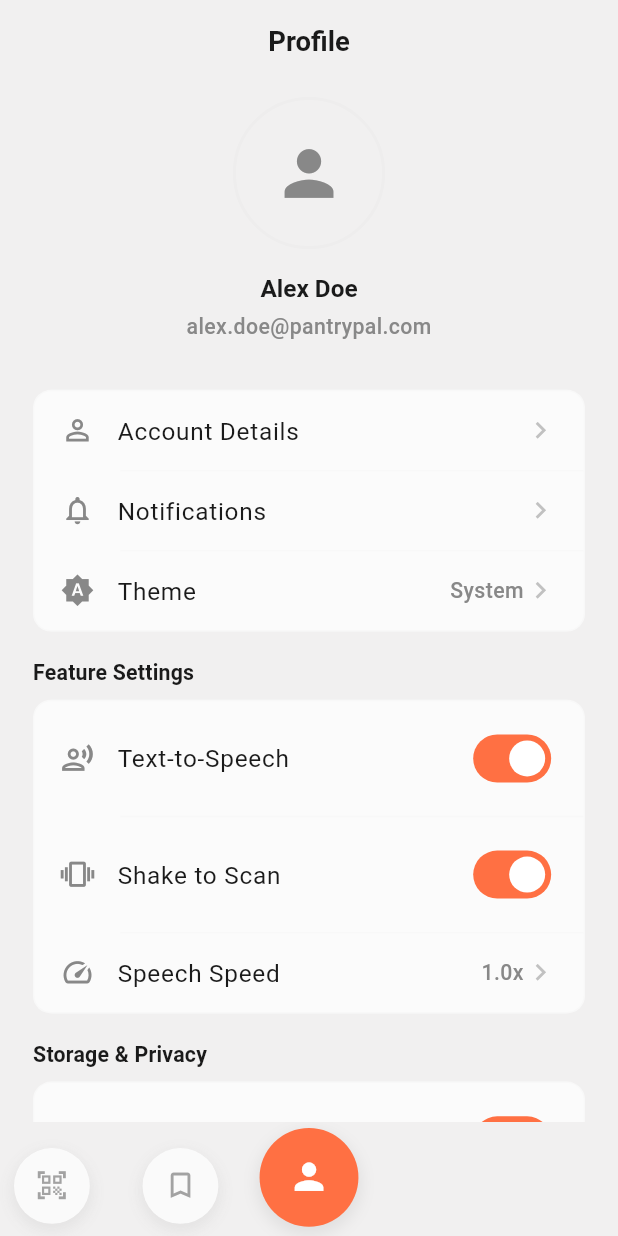
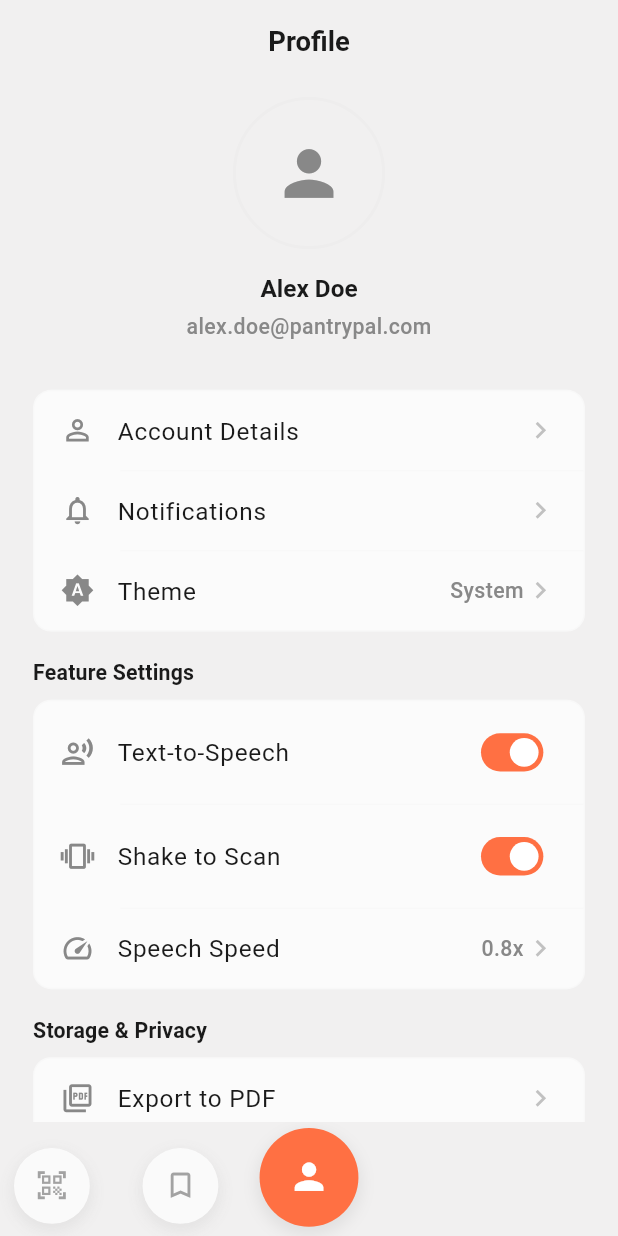
Before and after one commit to dharmtejaa/Flutter_AI_Ruchi_Generator_App, a Flutter app: the MainShellScreen screen opened by its route, swiped to page 4, on a phone screen of 412 x 824 dp. Run offline on Flutter 3.47's test engine with Material 3 defaults, Android fonts, the light colour scheme and no system bars; our stand-ins replace cached_network_image, flutter_cache_manager, flutter_screenutil, flutter_tts, go_router, image_picker and 3 more; missing offline and left inert: tutorial_coach_mark; accounts and stored records are empty; Roboto replaces fonts that are missing (Poppins).

Commit message:
some issues are resolved

```diff
--- a/lib/providers/app_settings_provider.dart
+++ b/lib/providers/app_settings_provider.dart
@@ -12,7 +12,7 @@ class AppSettingsProvider with ChangeNotifier {
 
   bool _shakeToScanEnabled = true;
   bool _ttsEnabled = true;
-  double _ttsSpeed = 0.5;
+  double _ttsSpeed = 0.4; // Default 0.8x speed
   double _ttsPitch = 1.0;
   String? _ttsVoice;
   int _defaultServings = 4;
@@ -35,7 +35,7 @@ class AppSettingsProvider with ChangeNotifier {
 
       _shakeToScanEnabled = prefs.getBool(_keyShakeToScan) ?? true;
       _ttsEnabled = prefs.getBool(_keyTtsEnabled) ?? true;
-      _ttsSpeed = prefs.getDouble(_keyTtsSpeed) ?? 0.5;
+      _ttsSpeed = prefs.getDouble(_keyTtsSpeed) ?? 0.4;
       _ttsPitch = prefs.getDouble(_keyTtsPitch) ?? 1.0;
       _ttsVoice = prefs.getString(_keyTtsVoice);
       _defaultServings = prefs.getInt(_keyDefaultServings) ?? 4;
@@ -119,7 +119,7 @@ class AppSettingsProvider with ChangeNotifier {
 
     _shakeToScanEnabled = true;
     _ttsEnabled = true;
-    _ttsSpeed = 0.5;
+    _ttsSpeed = 0.4;
     _ttsPitch = 1.0;
     _ttsVoice = null;
     _defaultServings = 4;
--- a/lib/screens/profile/profile_screen.dart
+++ b/lib/screens/profile/profile_screen.dart
@@ -15,8 +15,6 @@ class ProfileScreen extends StatefulWidget {
 }
 
 class _ProfileScreenState extends State<ProfileScreen> {
-  bool _syncToCloud = true;
-
   @override
   Widget build(BuildContext context) {
     final colorScheme = Theme.of(context).colorScheme;
@@ -125,42 +123,21 @@ class _ProfileScreenState extends State<ProfileScreen> {
                   return _buildSettingsCard(
                     context,
                     children: [
-                      _buildSettingsTile(
+                      _buildCompactSettingsTile(
                         context,
                         icon: Icons.record_voice_over_outlined,
                         title: 'Text-to-Speech',
-                        trailing: Switch(
-                          value: appSettings.ttsEnabled,
-                          onChanged: (value) =>
-                              appSettings.setTtsEnabled(value),
-                          activeTrackColor: colorScheme.primary,
-                          thumbColor: WidgetStateProperty.resolveWith((states) {
-                            if (states.contains(WidgetState.selected)) {
-                              return colorScheme.onPrimary;
-                            }
-                            return null;
-                          }),
-                        ),
-                        showChevron: false,
+                        value: appSettings.ttsEnabled,
+                        onChanged: (value) => appSettings.setTtsEnabled(value),
                       ),
                       _buildDivider(context),
-                      _buildSettingsTile(
+                      _buildCompactSettingsTile(
                         context,
                         icon: Icons.vibration,
                         title: 'Shake to Scan',
-                        trailing: Switch(
-                          value: appSettings.shakeToScanEnabled,
-                          onChanged: (value) =>
-                              appSettings.setShakeToScanEnabled(value),
-                          activeTrackColor: colorScheme.primary,
-                          thumbColor: WidgetStateProperty.resolveWith((states) {
-                            if (states.contains(WidgetState.selected)) {
-                              return colorScheme.onPrimary;
-                            }
-                            return null;
-                          }),
-                        ),
-                        showChevron: false,
+                        value: appSettings.shakeToScanEnabled,
+                        onChanged: (value) =>
+                            appSettings.setShakeToScanEnabled(value),
                       ),
                       _buildDivider(context),
                       _buildSettingsTile(
@@ -187,26 +164,6 @@ class _ProfileScreenState extends State<ProfileScreen> {
               _buildSettingsCard(
                 context,
                 children: [
-                  _buildSettingsTile(
-                    context,
-                    icon: Icons.cloud_sync_outlined,
-                    title: 'Sync to Cloud',
-                    trailing: Switch(
-                      value: _syncToCloud,
-                      onChanged: (value) {
-                        setState(() => _syncToCloud = value);
-                      },
-                      activeTrackColor: colorScheme.primary,
-                      thumbColor: WidgetStateProperty.resolveWith((states) {
-                        if (states.contains(WidgetState.selected)) {
-                          return colorScheme.onPrimary;
-                        }
-                        return null;
-                      }),
-                    ),
-                    showChevron: false,
-                  ),
-                  _buildDivider(context),
                   _buildSettingsTile(
                     context,
                     icon: Icons.picture_as_pdf_outlined,
@@ -362,6 +319,51 @@ class _ProfileScreenState extends State<ProfileScreen> {
               ),
           ],
         ),
+      ),
+    );
+  }
+
+  /// Compact settings tile with smaller switch for toggle options
+  Widget _buildCompactSettingsTile(
+    BuildContext context, {
+    required IconData icon,
+    required String title,
+    required bool value,
+    required ValueChanged<bool> onChanged,
+  }) {
+    final textTheme = Theme.of(context).textTheme;
+    final colorScheme = Theme.of(context).colorScheme;
+
+    return Padding(
+      padding: EdgeInsets.symmetric(horizontal: 16.w, vertical: 10.h),
+      child: Row(
+        children: [
+          Icon(icon, size: 22.sp, color: colorScheme.onSurfaceVariant),
+          SizedBox(width: 14.w),
+          Expanded(
+            child: Text(
+              title,
+              style: textTheme.bodyLarge?.copyWith(
+                color: colorScheme.onSurface,
+                fontWeight: FontWeight.w400,
+              ),
+            ),
+          ),
+          Transform.scale(
+            scale: 0.8,
+            child: Switch(
+              value: value,
+              onChanged: onChanged,
+              activeTrackColor: colorScheme.primary,
+              thumbColor: WidgetStateProperty.resolveWith((states) {
+                if (states.contains(WidgetState.selected)) {
+                  return colorScheme.onPrimary;
+                }
+                return null;
+              }),
+            ),
+          ),
+        ],
       ),
     );
   }
--- a/lib/shared/widgets/common/poison_warning_dialog.dart
+++ b/lib/shared/widgets/common/poison_warning_dialog.dart
@@ -105,7 +105,7 @@ class PoisonWarningDialog extends StatelessWidget {
                 shrinkWrap: true,
                 padding: EdgeInsets.all(AppSizes.paddingSm),
                 itemCount: detectedItems.length,
-                separatorBuilder: (_, __) => Divider(
+                separatorBuilder: (_, _) => Divider(
                   height: 1,
                   color: Colors.red.withValues(alpha: 0.1),
                 ),
```
Also changed, not shown: lib/providers/recipe_provider.dart (+44 -0 lines), lib/screens/main/main_shell_screen.dart (+21 -12 lines), lib/screens/recipe/recipe_generated_screen.dart (+0 -22 lines), lib/screens/scan/scan_screen.dart (+8 -0 lines), lib/shared/widgets/recipe/instruction_timer_widget.dart (+17 -0 lines), lib/shared/widgets/recipe/recipe_instructions_tab.dart (+78 -35 lines).
